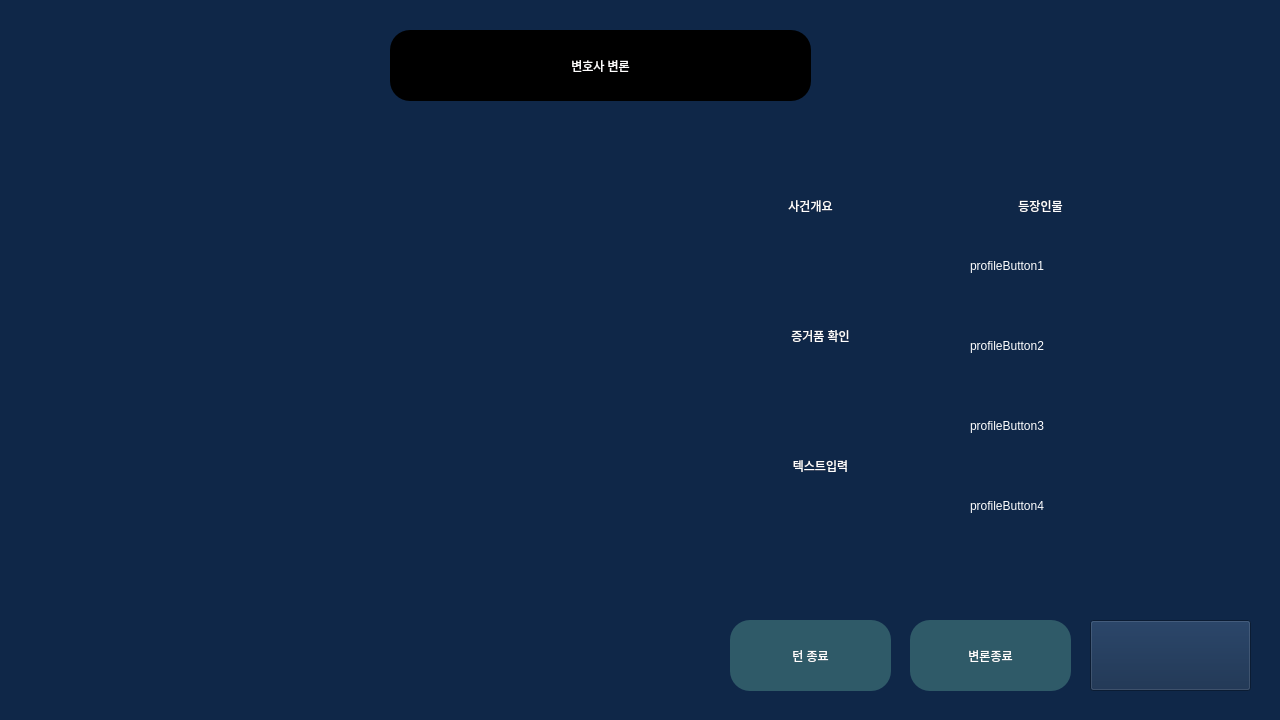
Old version of the form core/ui/qt_designer/lawyerWindow.ui in the repository Apex-LogiCourt/pi5-local-app.
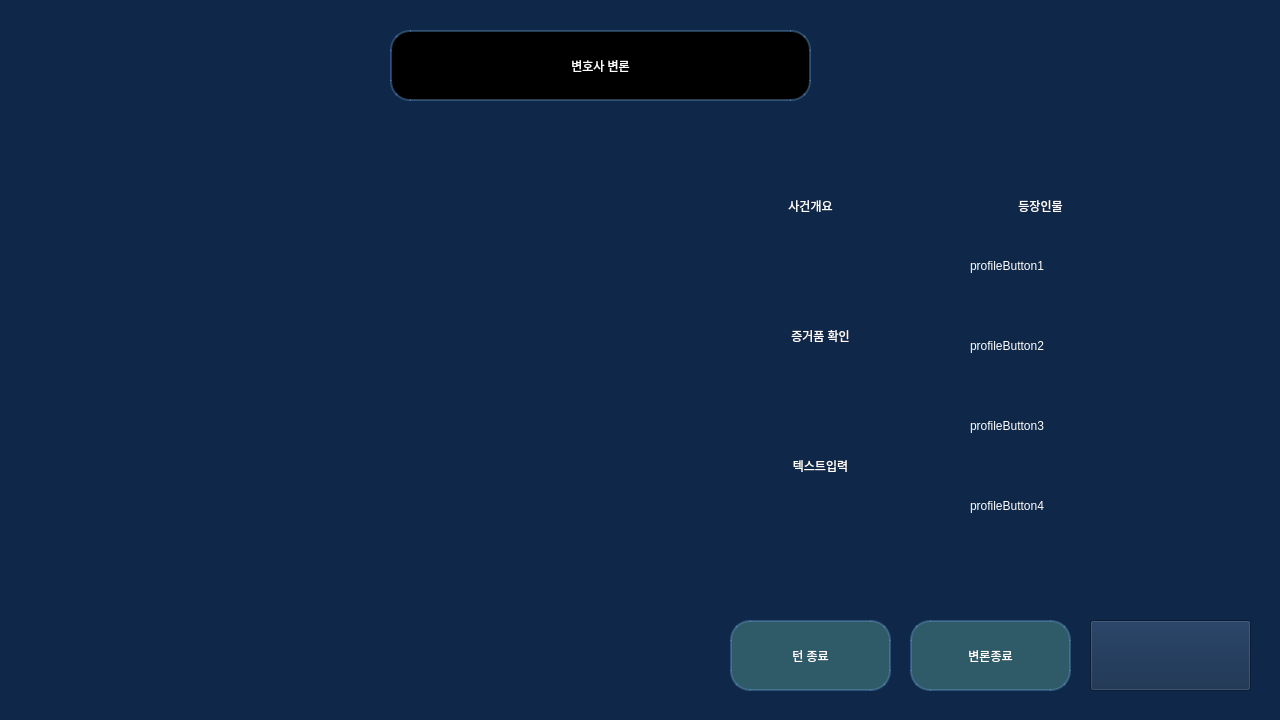
New version of the form. Icons and pictures are not drawn.

Patch:
```diff
--- a/core/ui/qt_designer/lawyerWindow.ui
+++ b/core/ui/qt_designer/lawyerWindow.ui
@@ -30,6 +30,7 @@
    <property name="styleSheet">
     <string notr="true">QPushButton{
 	background-color: rgb(0, 0, 0);
+	border: 2px solid rgba(100, 150, 200, 100);
 	color: rgb(255, 254, 254);
 	border-radius: 20px;
 	font: 24pt &quot;나눔고딕 ExtraBold&quot;;
@@ -102,6 +103,7 @@
    <property name="styleSheet">
     <string notr="true">QPushButton{
 	background-color: rgb(47, 90, 104);
+	border: 2px solid rgba(100, 150, 200, 100);
 	color: rgb(255, 254, 254);
 	border-radius: 20px;
 	font: 20pt &quot;나눔고딕 ExtraBold&quot;;
@@ -367,6 +369,7 @@
    <property name="styleSheet">
     <string notr="true">QPushButton{
 	background-color: rgb(47, 90, 104);
+	border: 2px solid rgba(100, 150, 200, 100);
 	color: rgb(255, 254, 254);
 	border-radius: 20px;
 	font: 20pt &quot;나눔고딕 ExtraBold&quot;;
```
Left out of the diff: 8 changed lines with no effect on the pictures.
